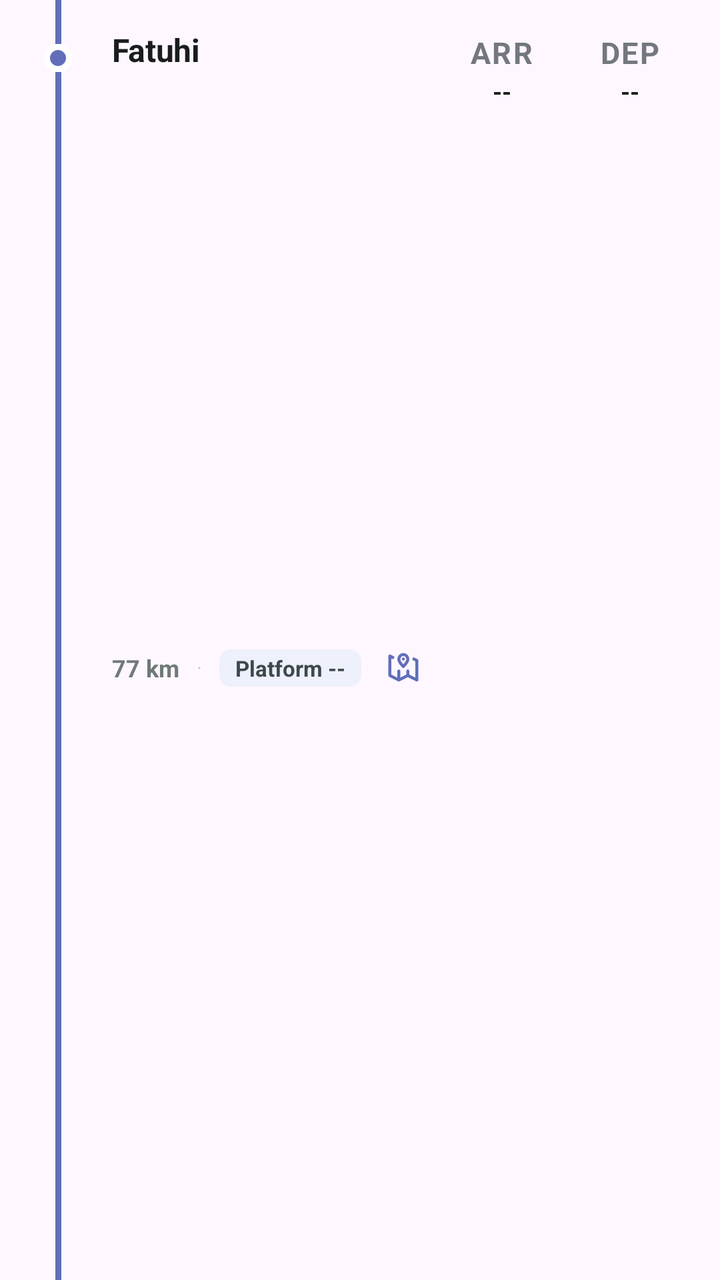
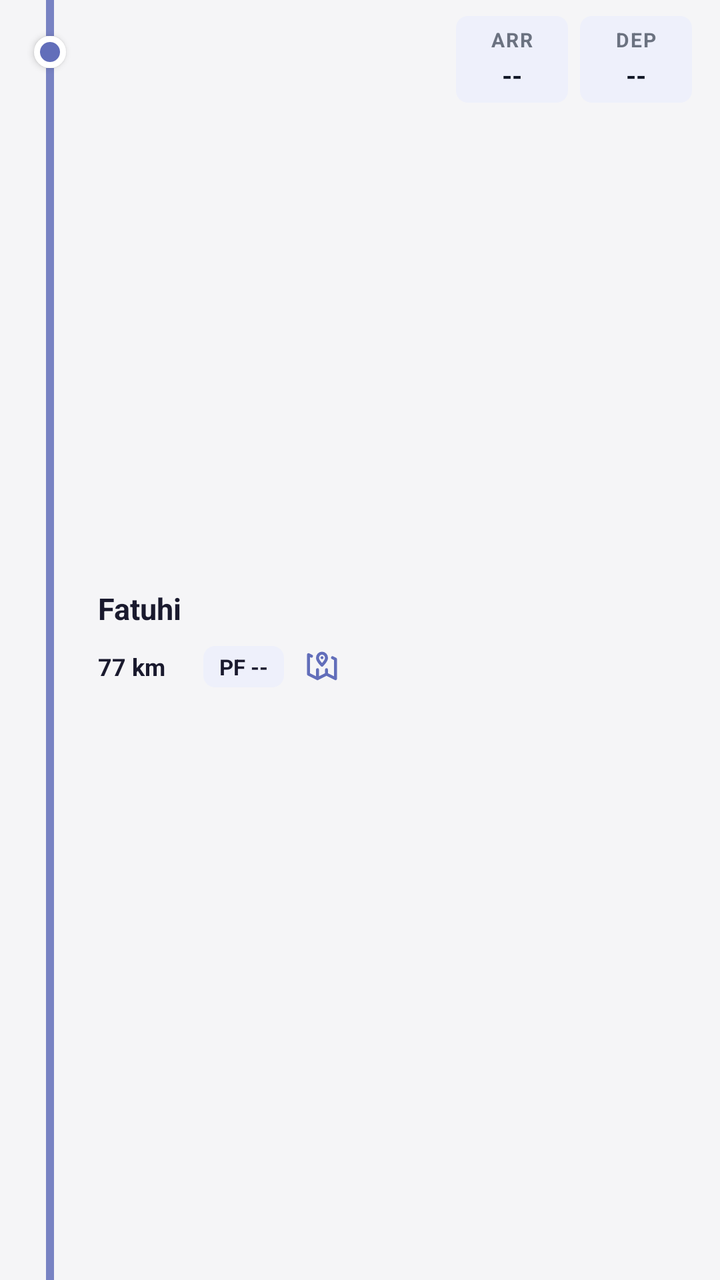

Screens rendered from an Android XML layout before and after an edit, with the pre-edit source and the edit as a unified diff.
<!-- AndroidManifest.xml: application theme Theme.RailRadar -->
<!-- res/layout/live_train_tracking_recycler_view_layout.xml -->
<?xml version="1.0" encoding="utf-8"?>
<androidx.constraintlayout.widget.ConstraintLayout
    xmlns:android="http://schemas.android.com/apk/res/android"
    xmlns:app="http://schemas.android.com/apk/res-auto"
    xmlns:tools="http://schemas.android.com/tools"
    android:layout_width="match_parent"
    android:layout_height="wrap_content"
    android:background="?android:attr/selectableItemBackground"
    android:clickable="true"
    android:focusable="true"
    android:minHeight="90dp"
    android:paddingStart="16dp"
    android:paddingEnd="16dp"
    android:clipChildren="false"
    android:clipToPadding="false">

    
    <View
        android:id="@+id/timelineTopLine"
        android:layout_width="3dp"
        android:layout_height="0dp"
        android:background="@color/chip_accent"
        app:layout_constraintStart_toStartOf="@id/timelineDot"
        app:layout_constraintEnd_toEndOf="@id/timelineDot"
        app:layout_constraintTop_toTopOf="parent"
        app:layout_constraintBottom_toTopOf="@id/timelineDot" />

    
    <View
        android:id="@+id/timelineDot"
        android:layout_width="14dp"
        android:layout_height="14dp"
        android:layout_marginStart="6dp"
        android:layout_marginTop="22dp"
        android:background="@drawable/bg_timeline_dot"
        app:layout_constraintStart_toStartOf="parent"
        app:layout_constraintTop_toTopOf="parent" />

    
    <View
        android:id="@+id/timelineBottomLine"
        android:layout_width="3dp"
        android:layout_height="0dp"
        android:background="@color/chip_accent"
        app:layout_constraintStart_toStartOf="@id/timelineDot"
        app:layout_constraintEnd_toEndOf="@id/timelineDot"
        app:layout_constraintTop_toBottomOf="@id/timelineDot"
        app:layout_constraintBottom_toBottomOf="parent" />

    
    <ImageView
        android:id="@+id/liveTrainIcon"
        android:layout_width="70dp"
        android:layout_height="70dp"
        android:contentDescription="Live train position"
        android:src="@drawable/train_icon_photoroom"
        android:visibility="gone"
        android:elevation="6dp"
        app:layout_constraintStart_toStartOf="@id/timelineDot"
        app:layout_constraintEnd_toEndOf="@id/timelineDot"
        app:layout_constraintTop_toTopOf="@id/timelineDot"
        app:layout_constraintBottom_toBottomOf="@id/timelineDot"
        tools:visibility="visible" />

    
    <TextView
        android:id="@+id/trainStationName"
        android:layout_width="0dp"
        android:layout_height="wrap_content"
        android:layout_marginStart="20dp"
        android:layout_marginTop="14dp"
        android:layout_marginEnd="8dp"
        android:ellipsize="end"
        android:maxLines="1"
        android:text="Fatuhi"
        android:textColor="#1A1C1E"
        android:textSize="16sp"
        android:textStyle="bold"
        android:letterSpacing="-0.01"
        app:layout_constraintStart_toEndOf="@id/timelineDot"
        app:layout_constraintTop_toTopOf="parent"
        app:layout_constraintEnd_toStartOf="@id/timeColumns" />

    
    <LinearLayout
        android:id="@+id/detailsContainer"
        android:layout_width="0dp"
        android:layout_height="wrap_content"
        android:layout_marginTop="6dp"
        android:layout_marginBottom="14dp"
        android:orientation="horizontal"
        android:gravity="center_vertical"
        app:layout_constraintStart_toStartOf="@id/trainStationName"
        app:layout_constraintTop_toBottomOf="@id/trainStationName"
        app:layout_constraintEnd_toStartOf="@id/timeColumns"
        app:layout_constraintBottom_toBottomOf="parent">

        
        <TextView
            android:id="@+id/trainDistanceTravelled"
            android:layout_width="wrap_content"
            android:layout_height="wrap_content"
            android:text="77 km"
            android:textColor="#6F797A"
            android:textSize="12sp"
            android:textStyle="bold" />

        <View
            android:layout_width="4dp"
            android:layout_height="4dp"
            android:layout_marginHorizontal="8dp"
            android:background="@drawable/bg_timeline_dot"
            android:alpha="0.4" />

        
        <TextView
            android:id="@+id/trainPlatformNo"
            android:layout_width="wrap_content"
            android:layout_height="wrap_content"
            android:text="Platform --"
            android:textColor="#3D494A"
            android:textSize="11sp"
            android:textStyle="bold"
            android:paddingHorizontal="8dp"
            android:paddingVertical="2dp"
            android:background="@drawable/bg_platform_chip" />

        
        <ImageButton
            android:id="@+id/stationOnMap"
            android:layout_width="26dp"
            android:layout_height="26dp"
            android:layout_marginStart="8dp"
            android:background="?android:attr/selectableItemBackgroundBorderless"
            android:padding="4dp"
            android:scaleType="fitCenter"
            android:src="@drawable/nearby_station_location_icon"
            android:contentDescription="View on map"
            app:tint="@color/chip_accent" />

    </LinearLayout>

    
    <LinearLayout
        android:id="@+id/timeColumns"
        android:layout_width="wrap_content"
        android:layout_height="wrap_content"
        android:orientation="horizontal"
        android:layout_marginTop="12dp"
        app:layout_constraintEnd_toEndOf="parent"
        app:layout_constraintTop_toTopOf="parent">

        
        <LinearLayout
            android:layout_width="58dp"
            android:layout_height="wrap_content"
            android:orientation="vertical"
            android:gravity="center"
            android:paddingVertical="4dp"
            android:paddingHorizontal="4dp"
            >

            <TextView
                android:id="@+id/trainArrivalAt"
                android:layout_width="wrap_content"
                android:layout_height="wrap_content"
                android:text="ARR"
                android:textColor="#74777F"
                android:textSize="15sp"
                android:textStyle="bold"
                android:letterSpacing="0.05" />

            <TextView
                android:id="@+id/trainActualArrivalAt"
                android:layout_width="wrap_content"
                android:layout_height="wrap_content"
                android:layout_marginTop="1dp"
                android:text="--"
                android:textColor="#1A1C1E"
                android:textSize="12sp"
                android:textStyle="bold" />

        </LinearLayout>

        
        <LinearLayout
            android:layout_width="58dp"
            android:layout_height="wrap_content"
            android:layout_marginStart="6dp"
            android:orientation="vertical"
            android:gravity="center"
            android:paddingVertical="4dp"
            android:paddingHorizontal="4dp"
            >

            <TextView
                android:id="@+id/trainDepartureAt"
                android:layout_width="wrap_content"
                android:layout_height="wrap_content"
                android:text="DEP"
                android:textColor="#74777F"
                android:textSize="15sp"
                android:textStyle="bold"
                android:letterSpacing="0.05" />

            <TextView
                android:id="@+id/trainActualDepartureAt"
                android:layout_width="wrap_content"
                android:layout_height="wrap_content"
                android:layout_marginTop="1dp"
                android:text="--"
                android:textColor="#1A1C1E"
                android:textSize="12sp"
                android:textStyle="bold" />

        </LinearLayout>

    </LinearLayout>

    
    <ImageButton
        android:id="@+id/trainStationLocatedAt"
        android:layout_width="22dp"
        android:layout_height="22dp"
        android:background="?android:attr/selectableItemBackgroundBorderless"
        android:padding="2dp"
        android:src="@android:drawable/ic_menu_mylocation"
        app:tint="@color/chip_accent"
        android:contentDescription="Get directions"
        android:visibility="gone"
        app:layout_constraintStart_toStartOf="@id/timelineDot"
        app:layout_constraintEnd_toEndOf="@id/timelineDot"
        app:layout_constraintTop_toBottomOf="@id/timelineDot"
        tools:visibility="gone" />

</androidx.constraintlayout.widget.ConstraintLayout>
<!-- resources referenced by this layout -->
<resources>
  <color name="chip_accent">#626EBA</color>
  <!-- drawable bg_platform_chip (drawable) -->
  <?xml version="1.0" encoding="utf-8"?>
  <shape xmlns:android="http://schemas.android.com/apk/res/android"
      android:shape="rectangle">
      <solid android:color="@color/chip_background" />
      <corners android:radius="6dp" />
  </shape>
  <!-- drawable bg_timeline_dot (drawable) -->
  <?xml version="1.0" encoding="utf-8"?>
  <shape xmlns:android="http://schemas.android.com/apk/res/android"
      android:shape="oval">
      <solid android:color="@color/chip_accent" />
      <stroke
          android:width="3dp"
          android:color="@color/card_background" />
  </shape>
  <!-- drawable nearby_station_location_icon (drawable) -->
  <vector xmlns:android="http://schemas.android.com/apk/res/android"
      android:width="800dp"
      android:height="800dp"
      android:viewportWidth="24"
      android:viewportHeight="24">
    <path
        android:pathData="M12,6H12.01M9,20L3,17V4L5,5M9,20L15,17M9,20V14M15,17L21,20V7L19,6M15,17V14M15,6.2C15,7.967 13.5,9.4 12,11C10.5,9.4 9,7.967 9,6.2C9,4.433 10.343,3 12,3C13.657,3 15,4.433 15,6.2Z"
        android:strokeLineJoin="round"
        android:strokeWidth="2"
        android:fillColor="#00000000"
        android:strokeColor="#000000"
        android:strokeLineCap="round"/>
  </vector>
  <!-- drawable train_icon_photoroom: png bitmap (drawable, 256463 bytes) -->
  <style name="Theme.RailRadar" parent="Theme.Material3.DayNight.NoActionBar">
  
          
          <item name="colorPrimary">#4C6133</item>
          <item name="colorOnPrimary">@color/white</item>
          <item name="colorPrimaryContainer">@color/purple_200</item>
          <item name="colorOnPrimaryContainer">@color/black</item>
  
          
          <item name="colorSecondary">@color/teal_200</item>
          <item name="colorOnSecondary">@color/black</item>
  
          
          <item name="android:statusBarColor">?attr/colorPrimary</item>
  
          
      </style>
  <color name="chip_background">#EEF0FB</color>
  <color name="card_background">#FFFFFF</color>
  <color name="white">#FFFFFFFF</color>
  
  
      //user route train colors
  <color name="purple_200">#FFBB86FC</color>
  <color name="black">#FF000000</color>
  <color name="teal_200">#FF03DAC5</color>
</resources>

<!-- the commit's change to res/layout/live_train_tracking_recycler_view_layout.xml (unified diff, before → after) -->
@@ -8,18 +8,19 @@
     android:background="?android:attr/selectableItemBackground"
     android:clickable="true"
     android:focusable="true"
-    android:minHeight="90dp"
-    android:paddingStart="16dp"
-    android:paddingEnd="16dp"
+    android:minHeight="92dp"
+    android:paddingStart="12dp"
+    android:paddingEnd="14dp"
     android:clipChildren="false"
     android:clipToPadding="false">
 
     
     <View
         android:id="@+id/timelineTopLine"
-        android:layout_width="3dp"
+        android:layout_width="4dp"
         android:layout_height="0dp"
         android:background="@color/chip_accent"
+        android:alpha="0.85"
         app:layout_constraintStart_toStartOf="@id/timelineDot"
         app:layout_constraintEnd_toEndOf="@id/timelineDot"
         app:layout_constraintTop_toTopOf="parent"
@@ -28,20 +29,21 @@
     
     <View
         android:id="@+id/timelineDot"
-        android:layout_width="14dp"
-        android:layout_height="14dp"
-        android:layout_marginStart="6dp"
-        android:layout_marginTop="22dp"
+        android:layout_width="16dp"
+        android:layout_height="16dp"
+        android:layout_marginStart="5dp"
+        android:layout_marginTop="18dp"
         android:background="@drawable/bg_timeline_dot"
+        android:elevation="2dp"
         app:layout_constraintStart_toStartOf="parent"
         app:layout_constraintTop_toTopOf="parent" />
 
-    
     <View
         android:id="@+id/timelineBottomLine"
-        android:layout_width="3dp"
+        android:layout_width="4dp"
         android:layout_height="0dp"
         android:background="@color/chip_accent"
+        android:alpha="0.85"
         app:layout_constraintStart_toStartOf="@id/timelineDot"
         app:layout_constraintEnd_toEndOf="@id/timelineDot"
         app:layout_constraintTop_toBottomOf="@id/timelineDot"
@@ -50,12 +52,12 @@
     
     <ImageView
         android:id="@+id/liveTrainIcon"
-        android:layout_width="70dp"
-        android:layout_height="70dp"
+        android:layout_width="68dp"
+        android:layout_height="68dp"
         android:contentDescription="Live train position"
         android:src="@drawable/train_icon_photoroom"
         android:visibility="gone"
-        android:elevation="6dp"
+        android:elevation="8dp"
         app:layout_constraintStart_toStartOf="@id/timelineDot"
         app:layout_constraintEnd_toEndOf="@id/timelineDot"
         app:layout_constraintTop_toTopOf="@id/timelineDot"
@@ -63,81 +65,80 @@
         tools:visibility="visible" />
 
     
-    <TextView
-        android:id="@+id/trainStationName"
+    <LinearLayout
+        android:id="@+id/contentArea"
         android:layout_width="0dp"
         android:layout_height="wrap_content"
-        android:layout_marginStart="20dp"
-        android:layout_marginTop="14dp"
-        android:layout_marginEnd="8dp"
-        android:ellipsize="end"
-        android:maxLines="1"
-        android:text="Fatuhi"
-        android:textColor="#1A1C1E"
-        android:textSize="16sp"
-        android:textStyle="bold"
-        android:letterSpacing="-0.01"
+        android:layout_marginStart="16dp"
+        android:layout_marginTop="10dp"
+        android:layout_marginBottom="10dp"
+        android:orientation="vertical"
         app:layout_constraintStart_toEndOf="@id/timelineDot"
+        app:layout_constraintEnd_toStartOf="@id/timeColumns"
         app:layout_constraintTop_toTopOf="parent"
-        app:layout_constraintEnd_toStartOf="@id/timeColumns" />
-
-    
-    <LinearLayout
-        android:id="@+id/detailsContainer"
-        android:layout_width="0dp"
-        android:layout_height="wrap_content"
-        android:layout_marginTop="6dp"
-        android:layout_marginBottom="14dp"
-        android:orientation="horizontal"
-        android:gravity="center_vertical"
-        app:layout_constraintStart_toStartOf="@id/trainStationName"
-        app:layout_constraintTop_toBottomOf="@id/trainStationName"
-        app:layout_constraintEnd_toStartOf="@id/timeColumns"
         app:layout_constraintBottom_toBottomOf="parent">
 
         
         <TextView
-            android:id="@+id/trainDistanceTravelled"
-            android:layout_width="wrap_content"
-            android:layout_height="wrap_content"
-            android:text="77 km"
-            android:textColor="#6F797A"
-            android:textSize="12sp"
+            android:id="@+id/trainStationName"
+            android:layout_width="match_parent"
+            android:layout_height="wrap_content"
+            android:ellipsize="end"
+            android:maxLines="1"
+            android:text="Fatuhi"
+            android:textColor="@color/card_text_primary"
+            android:textSize="15sp"
             android:textStyle="bold" />
 
-        <View
-            android:layout_width="4dp"
-            android:layout_height="4dp"
-            android:layout_marginHorizontal="8dp"
-            android:background="@drawable/bg_timeline_dot"
-            android:alpha="0.4" />
-
-        
-        <TextView
-            android:id="@+id/trainPlatformNo"
-            android:layout_width="wrap_content"
-            android:layout_height="wrap_content"
-            android:text="Platform --"
-            android:textColor="#3D494A"
-            android:textSize="11sp"
-            android:textStyle="bold"
-            android:paddingHorizontal="8dp"
-            android:paddingVertical="2dp"
-            android:background="@drawable/bg_platform_chip" />
-
-        
-        <ImageButton
-            android:id="@+id/stationOnMap"
-            android:layout_width="26dp"
-            android:layout_height="26dp"
-            android:layout_marginStart="8dp"
-            android:background="?android:attr/selectableItemBackgroundBorderless"
-            android:padding="4dp"
-            android:scaleType="fitCenter"
-            android:src="@drawable/nearby_station_location_icon"
-            android:contentDescription="View on map"
-            app:tint="@color/chip_accent" />
-
+        
+        <LinearLayout
+            android:id="@+id/detailsContainer"
+            android:layout_width="match_parent"
+            android:layout_height="wrap_content"
+            android:layout_marginTop="6dp"
+            android:orientation="horizontal"
+            android:gravity="center_vertical">
+
+            <TextView
+                android:id="@+id/trainDistanceTravelled"
+                android:layout_width="wrap_content"
+                android:layout_height="wrap_content"
+                android:text="77 km"
+                android:textColor="@color/card_text_primary"
+                android:textSize="12sp"
+                android:textStyle="bold" />
+
+            <View
+                android:layout_width="3dp"
+                android:layout_height="3dp"
+                android:layout_marginHorizontal="8dp"
+                android:background="@drawable/bg_timeline_dot"
+                android:alpha="0.5" />
+
+            <TextView
+                android:id="@+id/trainPlatformNo"
+                android:layout_width="wrap_content"
+                android:layout_height="wrap_content"
+                android:text="PF --"
+                android:textColor="@color/card_text_primary"
+                android:textSize="11sp"
+                android:textStyle="bold"
+                android:paddingHorizontal="8dp"
+                android:paddingVertical="3dp"
+                android:background="@drawable/bg_platform_chip" />
+
+            <ImageButton
+                android:id="@+id/stationOnMap"
+                android:layout_width="26dp"
+                android:layout_height="26dp"
+                android:layout_marginStart="6dp"
+                android:background="?android:attr/selectableItemBackgroundBorderless"
+                android:padding="4dp"
+                android:scaleType="fitCenter"
+                android:src="@drawable/nearby_station_location_icon"
+                android:contentDescription="View on map"
+                app:tint="@color/chip_accent" />
+        </LinearLayout>
     </LinearLayout>
 
     
@@ -146,82 +147,79 @@
         android:layout_width="wrap_content"
         android:layout_height="wrap_content"
         android:orientation="horizontal"
-        android:layout_marginTop="12dp"
+        android:layout_marginTop="8dp"
         app:layout_constraintEnd_toEndOf="parent"
         app:layout_constraintTop_toTopOf="parent">
 
         
         <LinearLayout
-            android:layout_width="58dp"
+            android:layout_width="56dp"
             android:layout_height="wrap_content"
             android:orientation="vertical"
             android:gravity="center"
-            android:paddingVertical="4dp"
+            android:paddingVertical="5dp"
             android:paddingHorizontal="4dp"
-            >
+            android:background="@drawable/bg_platform_chip">
 
             <TextView
                 android:id="@+id/trainArrivalAt"
                 android:layout_width="wrap_content"
                 android:layout_height="wrap_content"
                 android:text="ARR"
-                android:textColor="#74777F"
-                android:textSize="15sp"
+                android:textColor="#6B7280"
+                android:textSize="10sp"
                 android:textStyle="bold"
-                android:letterSpacing="0.05" />
+                android:letterSpacing="0.06" />
 
             <TextView
                 android:id="@+id/trainActualArrivalAt"
                 android:layout_width="wrap_content"
                 android:layout_height="wrap_content"
-                android:layout_marginTop="1dp"
+                android:layout_marginTop="2dp"
                 android:text="--"
-                android:textColor="#1A1C1E"
-                android:textSize="12sp"
+                android:textColor="#111827"
+                android:textSize="13sp"
                 android:textStyle="bold" />
-
         </LinearLayout>
 
         
         <LinearLayout
-            android:layout_width="58dp"
+            android:layout_width="56dp"
             android:layout_height="wrap_content"
             android:layout_marginStart="6dp"
             android:orientation="vertical"
             android:gravity="center"
-            android:paddingVertical="4dp"
+            android:paddingVertical="5dp"
             android:paddingHorizontal="4dp"
-            >
+            android:background="@drawable/bg_platform_chip">
 
             <TextView
                 android:id="@+id/trainDepartureAt"
                 android:layout_width="wrap_content"
                 android:layout_height="wrap_content"
                 android:text="DEP"
-                android:textColor="#74777F"
-                android:textSize="15sp"
+                android:textColor="#6B7280"
+                android:textSize="10sp"
                 android:textStyle="bold"
-                android:letterSpacing="0.05" />
+                android:letterSpacing="0.06" />
 
             <TextView
                 android:id="@+id/trainActualDepartureAt"
                 android:layout_width="wrap_content"
                 android:layout_height="wrap_content"
-                android:layout_marginTop="1dp"
+                android:layout_marginTop="2dp"
                 android:text="--"
-                android:textColor="#1A1C1E"
-                android:textSize="12sp"
+                android:textColor="#111827"
+                android:textSize="13sp"
                 android:textStyle="bold" />
-
         </LinearLayout>
-
     </LinearLayout>
 
     
     <ImageButton
         android:id="@+id/trainStationLocatedAt"
-        android:layout_width="22dp"
-        android:layout_height="22dp"
+        android:layout_width="20dp"
+        android:layout_height="20dp"
         android:background="?android:attr/selectableItemBackgroundBorderless"
         android:padding="2dp"
         android:src="@android:drawable/ic_menu_mylocation"
<!-- resource entries referenced after the edit -->
@@ -1,5 +1,6 @@
 <!-- resources referenced by this layout -->
 <resources>
+  <color name="card_text_primary">#1A1A2E</color>
   <color name="chip_accent">#626EBA</color>
   <!-- drawable bg_platform_chip (drawable) -->
   <?xml version="1.0" encoding="utf-8"?>
@@ -35,28 +36,29 @@
   <style name="Theme.RailRadar" parent="Theme.Material3.DayNight.NoActionBar">
   
           
-          <item name="colorPrimary">#4C6133</item>
-          <item name="colorOnPrimary">@color/white</item>
-          <item name="colorPrimaryContainer">@color/purple_200</item>
-          <item name="colorOnPrimaryContainer">@color/black</item>
+          <item name="colorPrimary">#1E3A8A</item>
+          <item name="colorOnPrimary">#FFFFFF</item>
+          <item name="colorPrimaryContainer">#DBE1FF</item>
+          <item name="colorOnPrimaryContainer">#00174B</item>
   
           
-          <item name="colorSecondary">@color/teal_200</item>
-          <item name="colorOnSecondary">@color/black</item>
+          <item name="colorSecondary">#FF6E40</item>
+          <item name="colorOnSecondary">#FFFFFF</item>
+          <item name="colorSecondaryContainer">#FFDBCF</item>
+          <item name="colorOnSecondaryContainer">#3A0B00</item>
+  
+          
+          <item name="android:colorBackground">#F5F5F7</item>
+          <item name="colorSurface">#FFFFFF</item>
+          <item name="colorOnSurface">#1A1A1A</item>
+          <item name="colorOnSurfaceVariant">#5C5C5C</item>
   
           
           <item name="android:statusBarColor">?attr/colorPrimary</item>
+          <item name="android:windowLightStatusBar">false</item>
   
-          
       </style>
   <color name="chip_background">#EEF0FB</color>
   <color name="card_background">#FFFFFF</color>
-  <color name="white">#FFFFFFFF</color>
-  
-  
-      //user route train colors
-  <color name="purple_200">#FFBB86FC</color>
-  <color name="black">#FF000000</color>
-  <color name="teal_200">#FF03DAC5</color>
 </resources>
 
